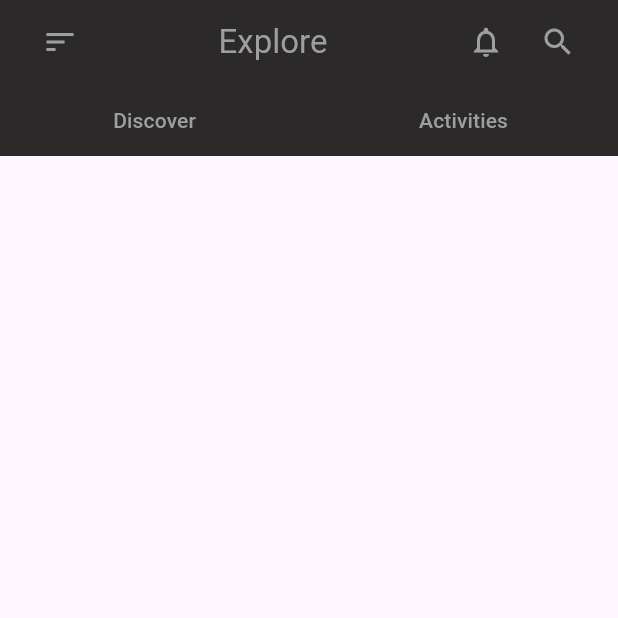
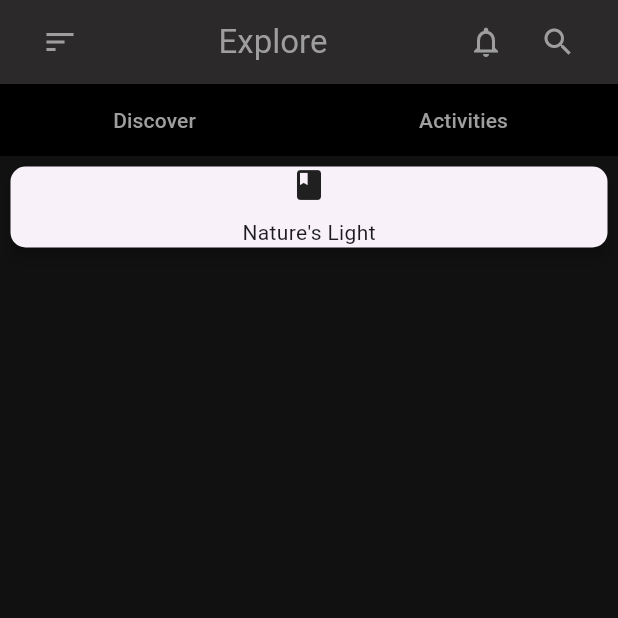
Before and after one commit to fidelmak/productuis, a Flutter app: the screen it shows after launch, on a phone screen of 412 x 824 dp, the top half of it. Run offline on Flutter 3.47's test engine with Material 2 defaults, Android fonts, the phone set to English and light mode, and no system bars.

Commit message:
Changes to be committed:

```diff
--- a/lib/productUis/product_one.dart
+++ b/lib/productUis/product_one.dart
@@ -44,10 +44,12 @@ class _product_oneState extends State<product_one> {
         ),
         backgroundColor: const Color.fromARGB(255, 43, 41, 41),
       ),
-      body: ListView(
+      body: Container(
+        color: Color.fromARGB(237, 0, 0, 0),
+        child: ListView(
           children: [
             Container(
-            color: const Color.fromARGB(255, 43, 41, 41),
+              color: Color.fromARGB(255, 0, 0, 0),
               child: Row(
                 children: [
                   Expanded(
@@ -67,7 +69,24 @@ class _product_oneState extends State<product_one> {
                 ],
               ),
             ),
+            Card(
+              margin: EdgeInsets.all(7),
+              elevation: 4,
+              shape: RoundedRectangleBorder(
+                borderRadius: BorderRadius.circular(10),
+              ),
+              child: Column(
+                children: [
+                  Icon(Icons.book),
+                  SizedBox(
+                    height: 10,
+                  ),
+                  Text("Nature's Light")
                 ],
+              ),
+            ),
+          ],
+        ),
       ),
     );
   }
```
Lines whose indentation alone changed are shown as unchanged.
